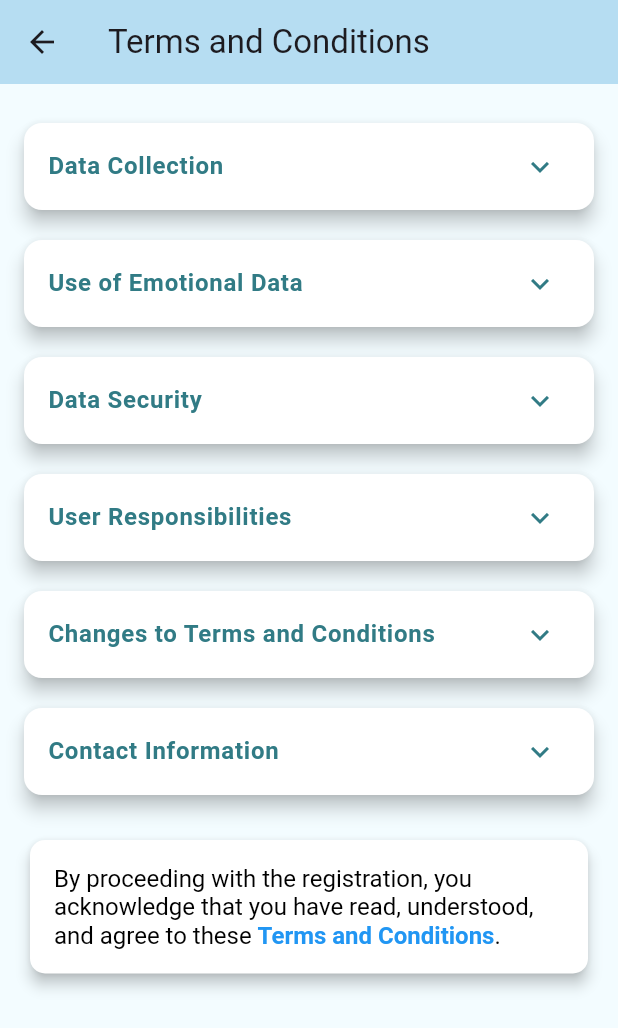
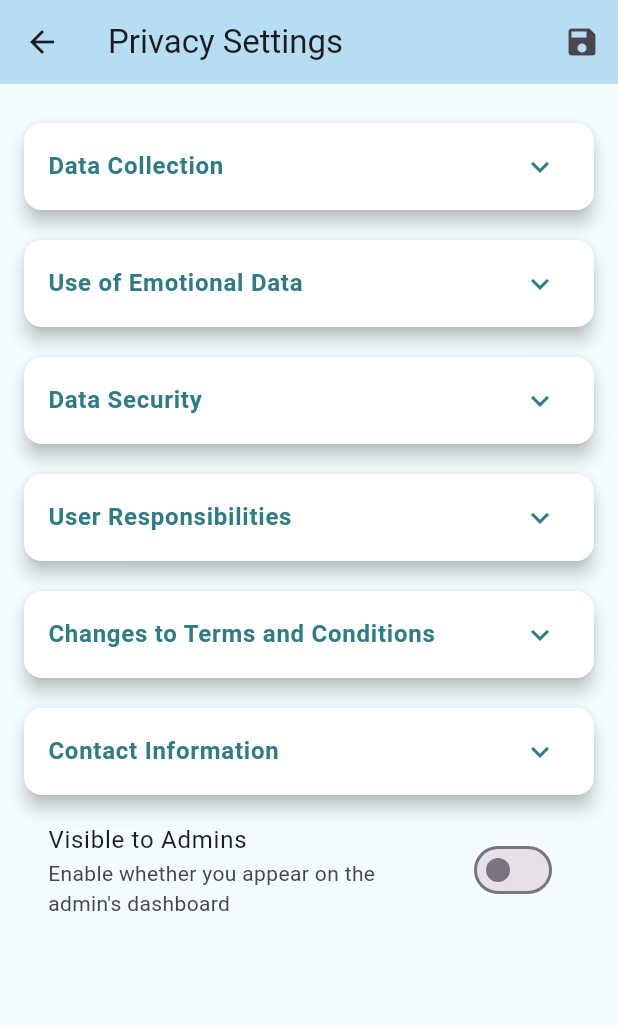
Before and after one commit to Kristoferseyan/fix-emotion, a Flutter app: the SettingsPage screen opened directly with empty values, after a tap on "Privacy", on a phone screen of 412 x 824 dp. Shown: the top 1028 px of the screen. Run offline on Flutter 3.47's test engine with Material 3 defaults, Android fonts, the phone set to English and light mode, and no system bars; our stand-ins replace animated_splash_screen, camera, fl_chart, flutter_dotenv, flutter_signin_button, google_nav_bar and 7 more; missing offline and left inert: bcrypt, google_mlkit_commons, google_mlkit_pose_detection, mailer, tflite_v2; accounts and stored records are empty; network calls fail.

Commit message:
added a filter in the user list on the admin. - it will only show users who have the privacy setting enabled

```diff
--- a/lib/admin-dashboard/admin_dashboard.dart
+++ b/lib/admin-dashboard/admin_dashboard.dart
@@ -49,7 +49,7 @@ class _AdminDashboardState extends State<AdminDashboard> {
       case 2:
         return SettingsPage(onLogout: _logout, userId: widget.userId);
       default:
-        return DashboardPage(userId: widget.userId, userEmail: widget.userEmail); // Default page
+        return DashboardPage(userId: widget.userId, userEmail: widget.userEmail);
     }
   }
 
--- a/lib/admin-dashboard/main_dashboard_page.dart
+++ b/lib/admin-dashboard/main_dashboard_page.dart
@@ -21,29 +21,53 @@ class _DashboardPageState extends State<DashboardPage> {
   @override
   void initState() {
     super.initState();
-    _fetchUsers();
+    _fetchUsers(); // Fetch users with visibility setting
   }
 
-  // Fetch the users (non-admins) to be invited
+  // Fetch the users (non-admins) who are visible to the admin
 Future<void> _fetchUsers() async {
   try {
-      final response = await supabase
+    // Step 1: Fetch all non-admin users
+    final userResponse = await supabase
         .from('user_admin')
-          .select()
-          .eq('role', 'user'); // Fetch only non-admin users
+        .select('*')
+        .eq('role', 'user');  // Only non-admin users
+
+    if (userResponse != null) {
+      List<Map<String, dynamic>> allUsers = List<Map<String, dynamic>>.from(userResponse as List);
+
+      // Step 2: Fetch visibility settings for all users
+      final settingsResponse = await supabase
+          .from('user_settings')
+          .select('user_id, is_visible_to_admin');
+
+      if (settingsResponse != null) {
+        // Convert settings response into a map for easy lookup
+        Map<String, bool> visibilityMap = {
+          for (var setting in settingsResponse) setting['user_id']: setting['is_visible_to_admin']
+        };
+
+        // Step 3: Filter users based on their visibility setting
+        List<Map<String, dynamic>> visibleUsers = allUsers.where((user) {
+          final userId = user['id'] as String;
+          return visibilityMap[userId] == true; // Filter for visible users
+        }).toList();
 
         setState(() {
-        users = List<Map<String, dynamic>>.from(response);
+          users = visibleUsers;  // Only visible users are stored
           for (var user in users) {
-          selectedUsers[user['id']] = false;
+            selectedUsers[user['id']] = false;  // Initialize all users as unselected
           }
         });
+      }
+    }
   } catch (error) {
     ScaffoldMessenger.of(context).showSnackBar(
       SnackBar(content: Text('Error fetching users: $error')),
     );
   }
 }
+
 
   // Send an invite notification to selected users
   Future<void> _sendInviteNotification(String userId, String inviteId, String groupName) async {
@@ -61,25 +85,20 @@ class _DashboardPageState extends State<DashboardPage> {
   }
 
   // Create the group and add users
-  // Insert into the group_invitations and notifications table
   Future<void> _sendGroupInviteAndNotification(String userId, String groupId, String groupName) async {
     try {
-      // Insert the group invitation
       final inviteResponse = await supabase.from('group_invitations').insert({
         'group_id': groupId,
         'user_id': userId,
-        'admin_id': widget.userId,  // Assuming this is the current admin
+        'admin_id': widget.userId,  // Admin ID
         'status': 'pending',
         'sent_at': DateTime.now().toIso8601String(),
       }).select().single();
 
-      // Get the invite ID to use in the notification
       final inviteId = inviteResponse['id'];
 
       // Send a notification to the user
       await _sendInviteNotification(userId, inviteId, groupName);
-
-      print('Invite and notification sent to user $userId');
     } catch (error) {
       print('Error sending invite or notification: $error');
     }
@@ -110,7 +129,6 @@ class _DashboardPageState extends State<DashboardPage> {
     }
 
     try {
-      // Insert the group into the user_groups table
       final groupResponse = await supabase.from('user_groups').insert({
         'group_name': groupName,
         'description': groupDescription,
@@ -119,7 +137,6 @@ class _DashboardPageState extends State<DashboardPage> {
 
       final groupId = groupResponse['id'];
 
-      // Send invite notifications and record in group_invitations
       for (String userId in selectedUserIds) {
         await _sendGroupInviteAndNotification(userId, groupId, groupName);
       }
@@ -128,7 +145,6 @@ class _DashboardPageState extends State<DashboardPage> {
         const SnackBar(content: Text('Group created and invitations sent!')),
       );
 
-      // Reset form after success
       setState(() {
         selectedUsers.clear();
         _groupNameController.clear();
--- a/lib/main.dart
+++ b/lib/main.dart
@@ -119,7 +119,7 @@ class _MyAppState extends State<MyApp> {
 
       case '/privacy-settings':
         return MaterialPageRoute(
-          builder: (_) => PrivacySettingsPage(),
+          builder: (_) => PrivacySettingsPage(userId: args['userID'],),
         );
       default:
         _logger.warning('Unknown route: ${settings.name}');
--- a/lib/settings-modules/notification_settings_page.dart
+++ b/lib/settings-modules/notification_settings_page.dart
@@ -25,7 +25,7 @@ class _NotificationSettingsPageState extends State<NotificationSettingsPage> {
     try {
       // Check if the user already has notification settings
       final response = await Supabase.instance.client
-          .from('user_notifications')
+          .from('user_settings')
           .select()
           .eq('user_id', widget.userId)
           .single(); // Fetch the user's notification settings
@@ -55,7 +55,7 @@ class _NotificationSettingsPageState extends State<NotificationSettingsPage> {
     try {
       // Insert the default notification settings
       await Supabase.instance.client
-          .from('user_notifications')
+          .from('user_settings')
           .insert({
             'user_id': widget.userId,
             'email_notifications': false, // Default value
@@ -85,7 +85,7 @@ class _NotificationSettingsPageState extends State<NotificationSettingsPage> {
   Future<void> _updateNotificationSettings() async {
     try {
       await Supabase.instance.client
-          .from('user_notifications')
+          .from('user_settings')
           .update({
             'email_notifications': _emailNotifications,
             'push_notifications': _pushNotifications,
--- a/lib/settings-modules/privacy_settings_page.dart
+++ b/lib/settings-modules/privacy_settings_page.dart
@@ -1,7 +1,109 @@
 import 'package:flutter/material.dart';
+import 'package:supabase_flutter/supabase_flutter.dart';
 
-class PrivacySettingsPage extends StatelessWidget {
-  const PrivacySettingsPage({Key? key}) : super(key: key);
+class PrivacySettingsPage extends StatefulWidget {
+  final String userId;
+
+  const PrivacySettingsPage({Key? key, required this.userId}) : super(key: key);
+
+  @override
+  _PrivacySettingsPageState createState() => _PrivacySettingsPageState();
+}
+
+class _PrivacySettingsPageState extends State<PrivacySettingsPage> {
+  bool _isVisibleToAdmin = true;
+  bool _loading = true; // For showing loading indicator
+
+  @override
+  void initState() {
+    super.initState();
+    _loadVisibilitySetting(); // Load the visibility setting from the database when page initializes
+  }
+
+  // Fetch the visibility setting for the current user from the database
+  Future<void> _loadVisibilitySetting() async {
+    try {
+      // Query the visibility setting for the current user
+      final response = await Supabase.instance.client
+          .from('user_settings')
+          .select()
+          .eq('user_id', widget.userId)
+          .single(); // Get the user's visibility setting
+
+      if (response != null) {
+        setState(() {
+          _isVisibleToAdmin = response['is_visible_to_admin'] ?? true; // Default to true if not set
+        });
+      }
+    } catch (error) {
+      // If the setting doesn't exist, create default settings
+      if (error.toString().contains("multiple (or no) rows")) {
+        await _createVisibilitySetting();
+      } else {
+        print('Error loading visibility setting: $error');
+        ScaffoldMessenger.of(context).showSnackBar(
+          SnackBar(content: Text('Error loading settings: $error')),
+        );
+      }
+    } finally {
+      setState(() {
+        _loading = false; // Stop showing the loading indicator
+      });
+    }
+  }
+
+  // Create default visibility setting if it doesn't exist
+  Future<void> _createVisibilitySetting() async {
+    try {
+      await Supabase.instance.client
+          .from('user_settings')
+          .insert({
+            'user_id': widget.userId,
+            'is_visible_to_admin': true, // Default value
+            'created_at': DateTime.now().toIso8601String(),
+            'updated_at': DateTime.now().toIso8601String(),
+          });
+
+      setState(() {
+        _isVisibleToAdmin = true; // Default visibility set to true
+      });
+
+      ScaffoldMessenger.of(context).showSnackBar(
+        const SnackBar(content: Text('Default visibility settings created')),
+      );
+    } catch (error) {
+      print('Error creating visibility setting: $error');
+      ScaffoldMessenger.of(context).showSnackBar(
+        SnackBar(content: Text('Error creating settings: $error')),
+      );
+    }
+  }
+
+  // Update the visibility setting for the current user in the database
+  Future<void> _updateVisibilitySetting(bool newValue) async {
+    try {
+      await Supabase.instance.client
+          .from('user_settings')
+          .update({
+            'is_visible_to_admin': newValue,
+            'updated_at': DateTime.now().toIso8601String(),
+          })
+          .eq('user_id', widget.userId);
+
+      setState(() {
+        _isVisibleToAdmin = newValue; // Update the local state after updating the DB
+      });
+
+      ScaffoldMessenger.of(context).showSnackBar(
+        const SnackBar(content: Text('Visibility setting updated')),
+      );
+    } catch (error) {
+      print('Error updating visibility setting: $error');
+      ScaffoldMessenger.of(context).showSnackBar(
+        SnackBar(content: Text('Error updating settings: $error')),
+      );
+    }
+  }
 
   @override
   Widget build(BuildContext context) {
@@ -10,34 +112,47 @@ class PrivacySettingsPage extends StatelessWidget {
     return Scaffold(
       backgroundColor: isDarkMode ? const Color(0xFF122E31) : const Color(0xFFF3FCFF),
       appBar: AppBar(
-        title: const Text('Terms and Conditions'),
+        title: const Text('Privacy Settings'),
         backgroundColor: isDarkMode ? const Color(0xFF0D2C2D) : const Color(0xFFB6DDF2),
+        actions: [
+          IconButton(
+            icon: const Icon(Icons.save),
+            onPressed: () => _updateVisibilitySetting(_isVisibleToAdmin),
           ),
-      body: Padding(
+        ],
+      ),
+      body: _loading
+          ? const Center(child: CircularProgressIndicator()) // Show a loader while fetching data
+          : Padding(
               padding: const EdgeInsets.all(16.0),
               child: ListView(
                 children: <Widget>[
+                  // Data Collection Section
                   _buildExpandableSection(
                     context: context,
                     icon: Icons.person,
                     title: 'Data Collection',
-              content: 'We collect personal information such as your name, surname, username, and email address to enhance your experience and provide personalized services. This data enables us to: \n'
+                    content: 'We collect personal information such as your name, surname, username, and email address to enhance your experience and provide personalized services. This data enables us to:\n'
                         '• Verify and authenticate your account.\n'
                         '• Provide personalized content and features.\n'
                         '• Communicate important updates and notifications.\n'
                         '• Ensure account security and prevent unauthorized access.',
                     isDarkMode: isDarkMode,
                   ),
+
+                  // Use of Emotional Data Section
                   _buildExpandableSection(
                     context: context,
                     icon: Icons.insights,
                     title: 'Use of Emotional Data',
-              content: 'Our application collects and stores emotional data for analytical purposes. This information is treated as strictly confidential and is used to improve our services and provide insights into emotional patterns. We assure you of the following: \n'
+                    content: 'Our application collects and stores emotional data for analytical purposes. This information is treated as strictly confidential and is used to improve our services and provide insights into emotional patterns. We assure you of the following:\n'
                         '• Your emotional data will only be accessible to you.\n'
                         '• The data will be securely stored and protected from unauthorized access.\n'
                         '• We will not share your emotional data with third parties without your explicit consent.',
                     isDarkMode: isDarkMode,
                   ),
+
+                  // Data Security Section
                   _buildExpandableSection(
                     context: context,
                     icon: Icons.security,
@@ -45,6 +160,8 @@ class PrivacySettingsPage extends StatelessWidget {
                     content: 'We place great emphasis on protecting your personal and emotional data. We implement industry-standard security measures to ensure your information is safe from unauthorized access, disclosure, or misuse.',
                     isDarkMode: isDarkMode,
                   ),
+
+                  // User Responsibilities Section
                   _buildExpandableSection(
                     context: context,
                     icon: Icons.lock,
@@ -52,6 +169,8 @@ class PrivacySettingsPage extends StatelessWidget {
                     content: 'You are responsible for maintaining the confidentiality of your account information, including your password. You agree to notify us immediately in case of unauthorized use of your account.',
                     isDarkMode: isDarkMode,
                   ),
+
+                  // Changes to Terms and Conditions Section
                   _buildExpandableSection(
                     context: context,
                     icon: Icons.update,
@@ -59,20 +178,32 @@ class PrivacySettingsPage extends StatelessWidget {
                     content: 'We may update these terms and conditions periodically. Any changes will be communicated to you, and by continuing to use the application, you accept the revised terms.',
                     isDarkMode: isDarkMode,
                   ),
+
+                  // Contact Information Section
                   _buildExpandableSection(
                     context: context,
                     icon: Icons.contact_mail,
                     title: 'Contact Information',
-              content: 'For any questions or concerns regarding these terms and conditions, please contact us at emotionthesis@googlegroups.com.',
+                    content: 'For any questions or concerns, please contact us at emotionthesis@googlegroups.com.',
                     isDarkMode: isDarkMode,
                   ),
-            _buildFinalAcknowledgment(context, isDarkMode),
+
+                  // Toggle for Visibility
+                  SwitchListTile(
+                    title: const Text('Visible to Admins'),
+                    subtitle: const Text('Enable whether you appear on the admin\'s dashboard'),
+                    value: _isVisibleToAdmin,
+                    onChanged: (bool value) {
+                      _updateVisibilitySetting(value); // Update visibility setting on change
+                    },
+                  ),
                 ],
               ),
             ),
     );
   }
 
+  // Expandable Section Widget for each section
   Widget _buildExpandableSection({
     required BuildContext context,
     required IconData icon,
@@ -83,15 +214,13 @@ class PrivacySettingsPage extends StatelessWidget {
     return Card(
       elevation: 5,
       margin: const EdgeInsets.symmetric(vertical: 10),
-      color: isDarkMode
-          ? const Color(0xFF1D4D4F) // Dark mode card color
-          : const Color(0xFFFFFFFF), // Light mode card color
+      color: isDarkMode ? const Color(0xFF1D4D4F) : const Color(0xFFFFFFFF),
       shape: RoundedRectangleBorder(
         borderRadius: BorderRadius.circular(12),
       ),
       child: Theme(
         data: Theme.of(context).copyWith(
-          dividerColor: Colors.transparent, // Hide the divider line
+          dividerColor: Colors.transparent,
         ),
         child: ExpansionTile(
           collapsedIconColor: isDarkMode ? Colors.white : const Color(0xFF317B85),
@@ -103,16 +232,11 @@ class PrivacySettingsPage extends StatelessWidget {
               color: isDarkMode ? Colors.white : const Color(0xFF317B85),
             ),
           ),
-          backgroundColor: isDarkMode
-              ? const Color(0xFF284A4F) // Dark mode expanded background
-              : const Color(0xFFFAFAFA), // Light mode expanded background
           children: [
             Container(
               padding: const EdgeInsets.symmetric(horizontal: 16.0, vertical: 8.0),
               decoration: BoxDecoration(
-                color: isDarkMode
-                    ? const Color(0xFF284A4F) // Expanded container dark color
-                    : const Color(0xFFFAFAFA), // Expanded container light color
+                color: isDarkMode ? const Color(0xFF284A4F) : const Color(0xFFFAFAFA),
                 borderRadius: const BorderRadius.only(
                   bottomLeft: Radius.circular(12),
                   bottomRight: Radius.circular(12),
@@ -132,34 +256,4 @@ class PrivacySettingsPage extends StatelessWidget {
       ),
     );
   }
-
-  Widget _buildFinalAcknowledgment(BuildContext context, bool isDarkMode) {
-    return Padding(
-      padding: const EdgeInsets.only(top: 16.0),
-      child: Card(
-        elevation: 4,
-        shape: RoundedRectangleBorder(borderRadius: BorderRadius.circular(10)),
-        color: isDarkMode ? const Color(0xFF1D4D4F) : Colors.white,
-        child: Padding(
-          padding: const EdgeInsets.all(16.0),
-          child: RichText(
-            text: TextSpan(
-              text: 'By proceeding with the registration, you acknowledge that you have read, understood, and agree to these ',
-              style: TextStyle(fontSize: 16, color: isDarkMode ? Colors.white : Colors.black),
-              children: <TextSpan>[
-                TextSpan(
-                  text: 'Terms and Conditions',
-                  style: const TextStyle(
-                    fontWeight: FontWeight.bold,
-                    color: Colors.blue,
-                  ),
-                ),
-                const TextSpan(text: '.'),
-              ],
-            ),
-          ),
-        ),
-      ),
-    );
 }
-}
--- a/lib/settings-modules/settings_page.dart
+++ b/lib/settings-modules/settings_page.dart
@@ -66,7 +66,7 @@ class _SettingsPageState extends State<SettingsPage> {
                       const SizedBox(height: 20),
                       _buildSectionHeader('Privacy', isDarkMode),
                       _buildSettingsTile(Icons.lock, 'Privacy', isDarkMode, () {
-                        Navigator.push(context, MaterialPageRoute(builder: (context) => PrivacySettingsPage()));
+                        Navigator.push(context, MaterialPageRoute(builder: (context) => PrivacySettingsPage(userId: widget.userId,)));
                       }),
                       _buildSettingsTile(Icons.delete, 'Delete Data', isDarkMode, () {
                         Navigator.push(context, MaterialPageRoute(builder: (context) => DeletePage(
```
Lines whose indentation alone changed are shown as unchanged.
